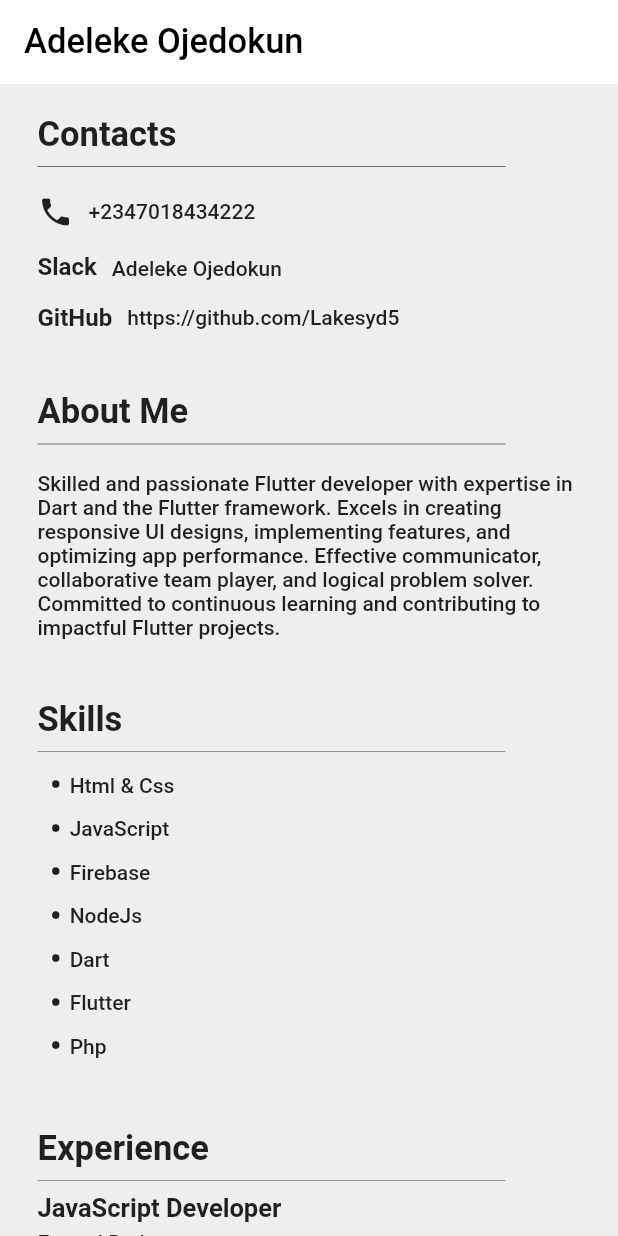
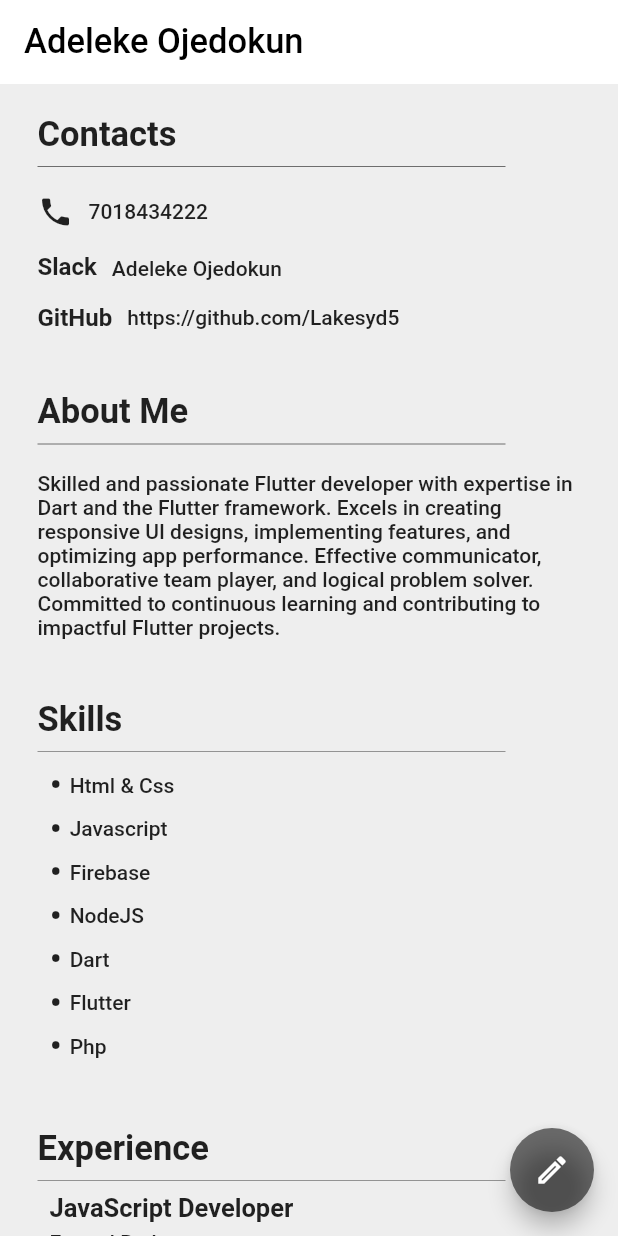
Before and after one commit to Lakesyd5/HngX_task_two, a Flutter app: the screen it shows after launch, on a phone screen of 412 x 824 dp. Run offline on Flutter 3.47's test engine with Material 2 defaults, Android fonts, the phone set to English and light mode, and no system bars.

```diff
--- /dev/null
+++ b/lib/commons/models/experience.dart
@@ -0,0 +1,11 @@
+class Experience {
+  Experience({
+    this.jobTitle,
+    this.organization,
+    this.date,
+  });
+
+  String? jobTitle;
+  String? organization;
+  String? date;
+}
--- /dev/null
+++ b/lib/commons/models/user_model.dart
@@ -0,0 +1,17 @@
+class User {
+  User({
+    this.phoneNumber,
+    this.slack,
+    this.github,
+    this.aboutMe,
+    this.skills,
+    this.experience
+  });
+
+  num? phoneNumber;
+  String? slack;
+  String? github;
+  String? aboutMe;
+  List? skills;
+  List? experience;
+}
--- /dev/null
+++ b/lib/commons/services/dummy_data.dart
@@ -0,0 +1,33 @@
+import 'package:hng_stage_two/commons/models/experience.dart';
+import 'package:hng_stage_two/commons/models/user_model.dart';
+
+
+List <User> dummydata = [
+  User(
+    phoneNumber: 07018434222,
+    github: 'https://github.com/Lakesyd5',
+    slack: 'Adeleke Ojedokun',
+    aboutMe: 'Skilled and passionate Flutter developer with expertise in Dart and the Flutter framework. Excels in creating responsive UI designs, implementing features, and optimizing app performance. Effective communicator, collaborative team player, and logical problem solver. Committed to continuous learning and contributing to impactful Flutter projects.',
+    skills: [
+      'Html & Css',
+      'Javascript',
+      'Firebase',
+      'NodeJS',
+      'Dart',
+      'Flutter',
+      'Php'
+    ],
+    experience: [
+      Experience(
+        jobTitle: 'JavaScript Developer',
+        organization: 'Earned Badge',
+        date: '04/2022 - 09/2022'
+      ),
+      Experience(
+        jobTitle: 'Flutter Developer',
+        organization: 'SwiftPay Fintech',
+        date: '10/2022 - 04/2023'
+      )
+    ]
+  )
+];
--- a/lib/features/edit/views/edit.dart
+++ b/lib/features/edit/views/edit.dart
@@ -7,6 +7,11 @@ class EditPage extends StatelessWidget {
   Widget build(BuildContext context) {
     return Scaffold(
       appBar: AppBar(title: const Text('Edit')),
+      backgroundColor: Colors.grey.shade200,
+      body: const Column(
+        children: [
+        ],
+      ),
     );
   }
 }
--- a/lib/features/home/views/home.dart
+++ b/lib/features/home/views/home.dart
@@ -1,4 +1,6 @@
 import 'package:flutter/material.dart';
+import 'package:hng_stage_two/commons/services/dummy_data.dart';
+import 'package:hng_stage_two/features/edit/views/edit.dart';
 import 'package:hng_stage_two/features/home/widgets/text_widget.dart';
 
 class Home extends StatelessWidget {
@@ -6,12 +8,22 @@ class Home extends StatelessWidget {
 
   @override
   Widget build(BuildContext context) {
+    final data = dummydata[0];
+    // final List experiences = data.experience ?? [];
+
     return Scaffold(
       appBar: AppBar(
         title: const Text(
           'Adeleke Ojedokun',
           style: TextStyle(fontSize: 23),
         ),
+      ),
+      floatingActionButton: FloatingActionButton(
+        onPressed: () {
+          Navigator.of(context).push(MaterialPageRoute(builder: (context) => const EditPage()));
+        },
+        backgroundColor: Colors.black54,
+        child: const Icon(Icons.edit_outlined),
       ),
       backgroundColor: Colors.grey.shade200,
       body: SafeArea(
@@ -22,19 +34,29 @@ class Home extends StatelessWidget {
               crossAxisAlignment: CrossAxisAlignment.start,
               children: [
                 // Contacts...
-                contacts(),
+                contacts(
+                  phoneNumber: '${data.phoneNumber}',
+                  githubLink: data.github,
+                  slackName: data.slack
+                ),
                 const SizedBox(height: 40),
 
                 // About Me...
-                aboutMe(),
+                aboutMe(
+                  aboutContent: data.aboutMe
+                ),
                 const SizedBox(height: 40),
 
                 // Skills
-                skill(),
+                skill(
+                  skillTitle: data.skills,
+                ),
                 const SizedBox(height: 40),
 
                 // Experience
-                experience()
+                experienceWidget(
+                  experiences: data.experience,
+                ),
               ],
             ),
           ),
--- a/lib/features/home/widgets/text_widget.dart
+++ b/lib/features/home/widgets/text_widget.dart
@@ -1,74 +1,75 @@
 import 'package:flutter/material.dart';
+import 'package:hng_stage_two/commons/models/experience.dart';
 
 // About Me Widget
-Widget aboutMe() {
-  return const Column(
+Widget aboutMe({String? aboutContent}) {
+  return Column(
     crossAxisAlignment: CrossAxisAlignment.start,
     children: [
       Text(
         'About Me',
-        style: TextStyle(fontSize: 23, fontWeight: FontWeight.bold),
+        style: const TextStyle(fontSize: 23, fontWeight: FontWeight.bold),
       ),
-      Divider(color: Colors.black54, endIndent: 50,),
-      SizedBox(height: 10),
+      const Divider(color: Colors.black54, endIndent: 50,),
+      const SizedBox(height: 10),
       Text(
-        'Skilled and passionate Flutter developer with expertise in Dart and the Flutter framework. Excels in creating responsive UI designs, implementing features, and optimizing app performance. Effective communicator, collaborative team player, and logical problem solver. Committed to continuous learning and contributing to impactful Flutter projects.',
-        style: TextStyle(fontWeight: FontWeight.w500),
+        aboutContent ?? '',
+        style: const TextStyle(fontWeight: FontWeight.w500),
       )
     ],
   );
 }
 
 // Contacts Widget
-Widget contacts() {
-  return const Column(
+Widget contacts({String? phoneNumber, String? slackName, String? githubLink }) {
+  return Column(
     crossAxisAlignment: CrossAxisAlignment.start,
     children: [
-      Text(
+      const Text(
         'Contacts',
-        style: TextStyle(fontSize: 23, fontWeight: FontWeight.bold),
+        style:  TextStyle(fontSize: 23, fontWeight: FontWeight.bold),
       ),
-      Divider(color: Colors.black54, endIndent: 50),
-      SizedBox(height: 10),
+      const Divider(color: Colors.black54, endIndent: 50),
+      const SizedBox(height: 10),
       // Phone Number row
       Row(
         children: [
-          Icon(Icons.phone),
-          SizedBox(width: 10),
+          const Icon(Icons.phone),
+          const SizedBox(width: 10),
           Text(
-            '+2347018434222',
-            style: TextStyle(fontWeight: FontWeight.w500),
+            phoneNumber ?? '',
+            style: const TextStyle(fontWeight: FontWeight.w500),
           )
         ],
       ),
-      SizedBox(height: 15),
+      const SizedBox(height: 15),
       // Slack username row
       Row(
         crossAxisAlignment: CrossAxisAlignment.end,
         children: [
-          Text(
+          const Text(
             'Slack',
             style: TextStyle(fontWeight: FontWeight.bold, fontSize: 16),
           ),
-          SizedBox(width: 10),
+          const SizedBox(width: 10),
           Text(
-            'Adeleke Ojedokun',
-            style: TextStyle(fontWeight: FontWeight.w500),
+            slackName ?? '',
+            style: const TextStyle(fontWeight: FontWeight.w500),
           )
         ],
       ),
-      SizedBox(height: 15),
+      const SizedBox(height: 15),
       // Github link row
       Row(
         children: [
-          Text(
+          const Text(
             'GitHub',
             style: TextStyle(fontWeight: FontWeight.bold, fontSize: 16),
           ),
-          SizedBox(width: 10),
+          const SizedBox(width: 10),
           Text(
-            'https://github.com/Lakesyd5',
-            style: TextStyle(fontWeight: FontWeight.w500),
+            githubLink ?? '',
+            style: const TextStyle(fontWeight: FontWeight.w500),
           )
         ],
       )
@@ -77,7 +78,7 @@ Widget contacts() {
 }
 
 // Skill widget...
-Widget skill() {
+Widget skill({List? skillTitle}) {
   return Column(
     crossAxisAlignment: CrossAxisAlignment.start,
     children: [
@@ -90,13 +91,8 @@ Widget skill() {
         padding: const EdgeInsets.symmetric(horizontal: 8),
         child: Column(
           children: [
-            _list(skillText: 'Html & Css'),
-            _list(skillText: 'JavaScript'),
-            _list(skillText: 'Firebase'),
-            _list(skillText: 'NodeJs'),
-            _list(skillText: 'Dart'),
-            _list(skillText: 'Flutter'),
-            _list(skillText: 'Php'),
+            for (String title in skillTitle ?? [])
+                _list(skillText: title),
           ],
         ),
       )
@@ -129,34 +125,43 @@ Widget _list({String? skillText}) {
 
 
 // Experinece widget...
-Widget experience() {
-  return const Column(
+Widget experienceWidget({List? experiences}) {
+  return Column(
     crossAxisAlignment: CrossAxisAlignment.start,
     children: [
-      Text(
+      const Text(
         'Experience',
         style: TextStyle(fontSize: 23, fontWeight: FontWeight.bold),
       ),
-      Divider(color: Colors.black38, endIndent: 50),
-      Text('JavaScript Developer', style: TextStyle(fontSize: 17, fontWeight: FontWeight.bold)),
-      SizedBox(height: 5),
-      Text('Earned Badge', style: TextStyle(fontWeight: FontWeight.w500),),
-      Row(
-        children: [
-          Text('Dates: '),
-          Text('04/2022 - 09/2022'),
-        ],
-      ),
-      SizedBox(height: 20),
-      Text('Flutter Developer', style: TextStyle(fontSize: 17, fontWeight: FontWeight.bold)),
-      SizedBox(height: 5),
-      Text('SwiftPay Fintech', style: TextStyle(fontWeight: FontWeight.w500),),
-      Row(
-        children: [
-          Text('Dates: '),
-          Text('10/2022 - 04/2023'),
-        ],
+      const Divider(color: Colors.black38, endIndent: 50),
+      Padding(
+        padding: const EdgeInsets.symmetric(horizontal: 8),
+        child: Column(
+          children: [
+            for (Experience exp in experiences ?? [])
+                _experience(company: exp.organization, date: exp.date, role: exp.jobTitle)
+          ],
+        ),
       )
     ],
   );
 }
+
+Widget _experience({String? role, String? company, String? date}) {
+  return Column(
+    crossAxisAlignment: CrossAxisAlignment.start,
+    children: [
+
+      Text(role ?? '', style: const TextStyle(fontSize: 17, fontWeight: FontWeight.bold)),
+      const SizedBox(height: 5),
+      Text(company ?? '', style: const TextStyle(fontWeight: FontWeight.w500),),
+      Row(
+        children: [
+          const Text('Dates: '),
+          Text(date ?? ''),
+        ],
+      ),
+      const SizedBox(height: 20),
+    ],
+  );
+}
```
